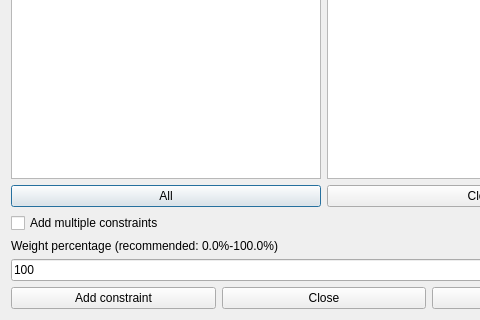
Qt form fet/src/interface/addconstraintactivitiessamestartingtimeform_template.ui (vonmecheln/fet) before a commit; both pictures show x 0 to 480 and y 232 to 552 of the 648 by 552 pixel window.
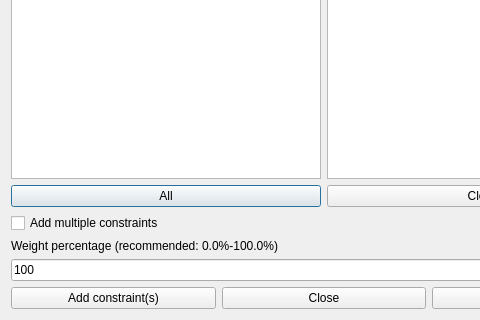
The same form after that commit.

```diff
--- a/fet/src/interface/addconstraintactivitiessamestartingtimeform_template.ui
+++ b/fet/src/interface/addconstraintactivitiessamestartingtimeform_template.ui
@@ -187,7 +187,7 @@
      <item>
       <widget class="QPushButton" name="addConstraintPushButton">
        <property name="text">
-        <string>Add constraint</string>
+        <string>Add constraint(s)</string>
        </property>
       </widget>
      </item>
```
